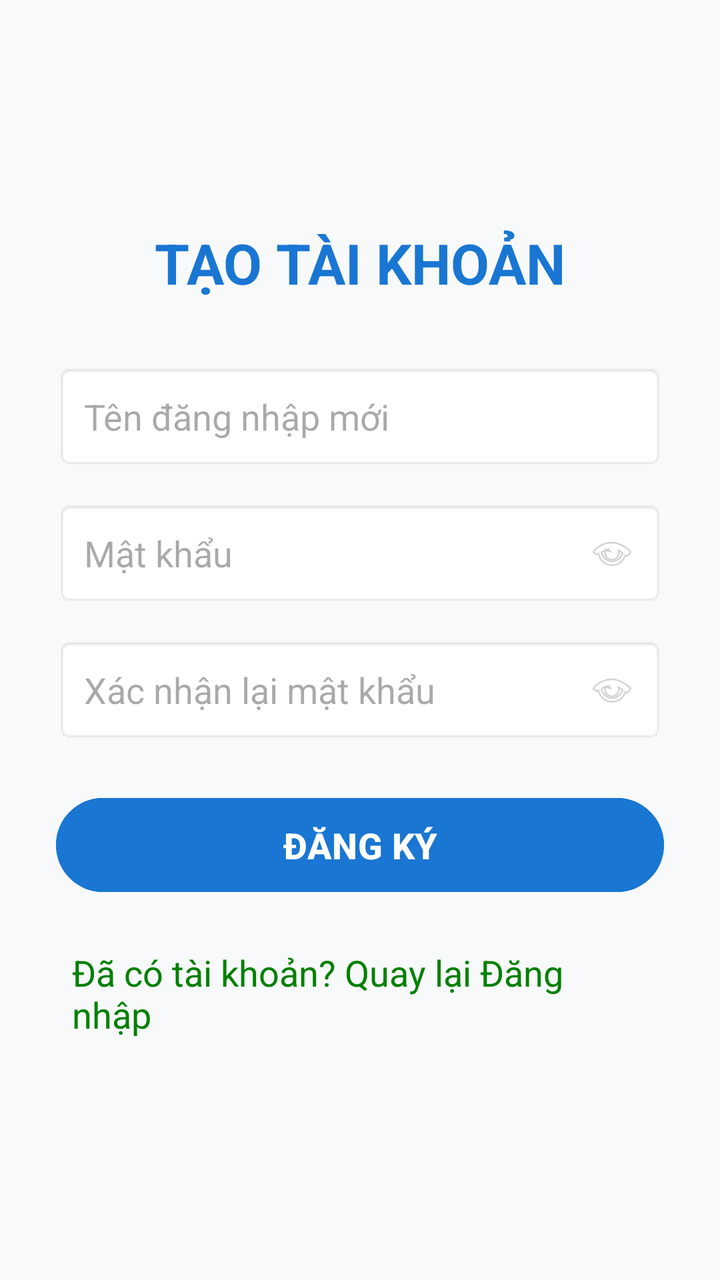
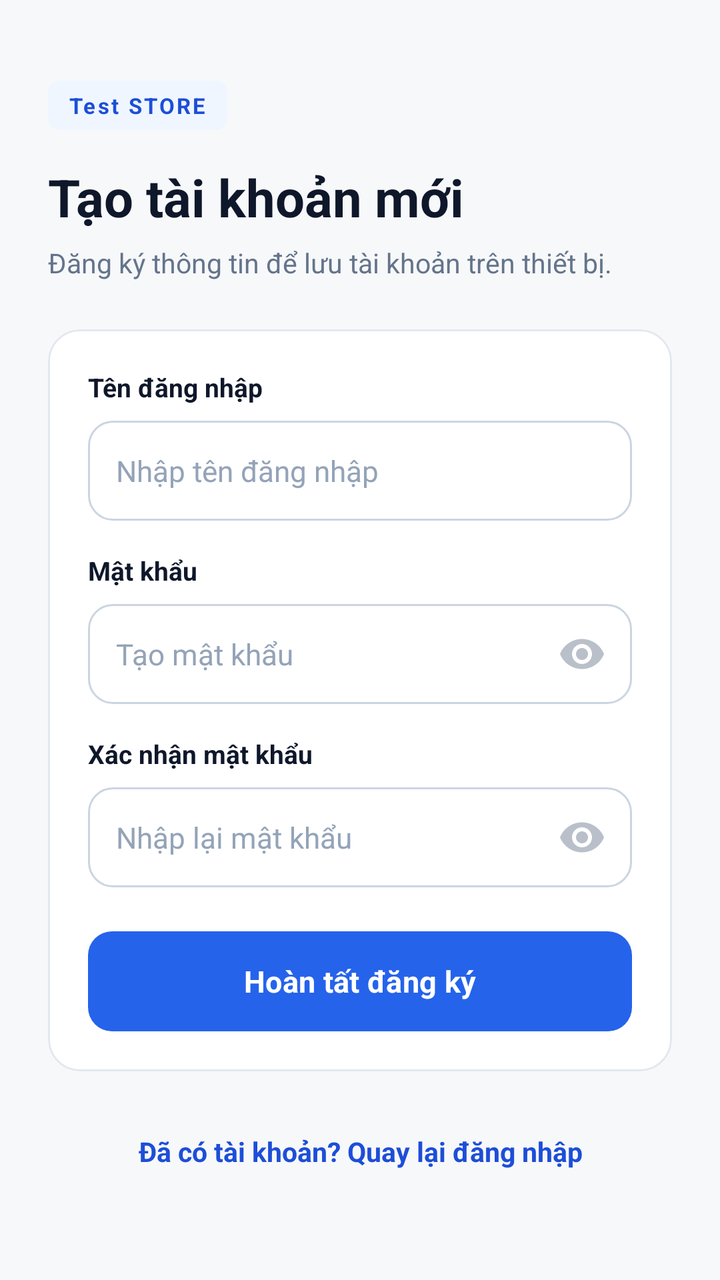

An Android layout rendered at two revisions. The XML below is the earlier revision; the diff shows what the commit changed to produce the second picture.
<!-- AndroidManifest.xml: application theme Theme.MyApplication -->
<!-- res/layout/activity_register.xml -->
<?xml version="1.0" encoding="utf-8"?>
<LinearLayout
    xmlns:android="http://schemas.android.com/apk/res/android"
    android:layout_width="match_parent"
    android:layout_height="match_parent"
    android:orientation="vertical"
    android:gravity="center"
    android:padding="28dp"
    android:background="#F8F9FA">

    <TextView
        android:layout_width="wrap_content"
        android:layout_height="wrap_content"
        android:text="TẠO TÀI KHOẢN"
        android:textSize="28sp"
        android:textStyle="bold"
        android:textColor="#1976D2"
        android:layout_marginBottom="32dp" />

    <EditText
        android:id="@+id/edtRegUser"
        android:layout_width="match_parent"
        android:layout_height="wrap_content"
        android:hint="Tên đăng nhập mới"
        android:padding="14dp"
        android:importantForAutofill="no"
        android:background="@android:drawable/editbox_background"
        android:layout_marginBottom="16dp" />

    
    <RelativeLayout
        android:layout_width="match_parent"
        android:layout_height="wrap_content"
        android:layout_marginBottom="16dp">

        <EditText
            android:id="@+id/edtRegPass"
            android:layout_width="match_parent"
            android:layout_height="wrap_content"
            android:hint="Mật khẩu"
            android:inputType="textPassword"
            android:padding="14dp"
            android:paddingEnd="45dp"
            android:importantForAutofill="no"
            android:background="@android:drawable/editbox_background" />

        <ImageView
            android:id="@+id/btnToggleRegPass"
            android:layout_width="40dp"
            android:layout_height="40dp"
            android:layout_alignParentEnd="true"
            android:layout_centerVertical="true"
            android:layout_marginEnd="6dp"
            android:padding="8dp"
            android:alpha="0.4"
            android:src="@android:drawable/ic_menu_view" />
    </RelativeLayout>

    
    <RelativeLayout
        android:layout_width="match_parent"
        android:layout_height="wrap_content"
        android:layout_marginBottom="24dp">

        <EditText
            android:id="@+id/edtRegConfirmPass"
            android:layout_width="match_parent"
            android:layout_height="wrap_content"
            android:hint="Xác nhận lại mật khẩu"
            android:inputType="textPassword"
            android:padding="14dp"
            android:paddingEnd="45dp"
            android:importantForAutofill="no"
            android:background="@android:drawable/editbox_background" />

        <ImageView
            android:id="@+id/btnToggleRegConfirmPass"
            android:layout_width="40dp"
            android:layout_height="40dp"
            android:layout_alignParentEnd="true"
            android:layout_centerVertical="true"
            android:layout_marginEnd="6dp"
            android:padding="8dp"
            android:alpha="0.4"
            android:src="@android:drawable/ic_menu_view" />
    </RelativeLayout>

    <Button
        android:id="@+id/btnRegister"
        android:layout_width="match_parent"
        android:layout_height="55dp"
        android:text="ĐĂNG KÝ"
        android:textSize="18sp"
        android:textStyle="bold"
        android:backgroundTint="#1976D2"
        android:layout_marginBottom="16dp" />

    <TextView
        android:id="@+id/tvBackToLogin"
        android:layout_width="wrap_content"
        android:layout_height="wrap_content"
        android:text="Đã có tài khoản? Quay lại Đăng nhập"
        android:textSize="18sp"
        android:textColor="#008000"
        android:padding="8dp" />

</LinearLayout>
<!-- resources referenced by this layout -->
<resources>
  <style name="Theme.MyApplication" parent="Base.Theme.MyApplication" />
  <style name="Base.Theme.MyApplication" parent="Theme.Material3.DayNight.NoActionBar">
          
          
      </style>
</resources>

<!-- the commit's change to res/layout/activity_register.xml (unified diff, before → after) -->
@@ -1,107 +1,205 @@
 <?xml version="1.0" encoding="utf-8"?>
-<LinearLayout
-    xmlns:android="http://schemas.android.com/apk/res/android"
+<ScrollView xmlns:android="http://schemas.android.com/apk/res/android"
+    xmlns:app="http://schemas.android.com/apk/res-auto"
+    xmlns:tools="http://schemas.android.com/tools"
+    android:id="@+id/rootRegister"
     android:layout_width="match_parent"
     android:layout_height="match_parent"
-    android:orientation="vertical"
-    android:gravity="center"
-    android:padding="28dp"
-    android:background="#F8F9FA">
-
-    <TextView
-        android:layout_width="wrap_content"
-        android:layout_height="wrap_content"
-        android:text="TẠO TÀI KHOẢN"
-        android:textSize="28sp"
-        android:textStyle="bold"
-        android:textColor="#1976D2"
-        android:layout_marginBottom="32dp" />
-
-    <EditText
-        android:id="@+id/edtRegUser"
+    android:background="@color/screen_background"
+    android:fillViewport="true"
+    android:fitsSystemWindows="true"
+    android:overScrollMode="never"
+    tools:ignore="HardcodedText,TextContrastCheck">
+
+    <LinearLayout
         android:layout_width="match_parent"
-        android:layout_height="wrap_content"
-        android:hint="Tên đăng nhập mới"
-        android:padding="14dp"
-        android:importantForAutofill="no"
-        android:background="@android:drawable/editbox_background"
-        android:layout_marginBottom="16dp" />
-
-    
-    <RelativeLayout
-        android:layout_width="match_parent"
-        android:layout_height="wrap_content"
-        android:layout_marginBottom="16dp">
-
-        <EditText
-            android:id="@+id/edtRegPass"
+        android:layout_height="match_parent"
+        android:gravity="center_vertical"
+        android:orientation="vertical"
+        android:paddingStart="24dp"
+        android:paddingTop="28dp"
+        android:paddingEnd="24dp"
+        android:paddingBottom="28dp">
+
+        <TextView
+            android:layout_width="wrap_content"
+            android:layout_height="wrap_content"
+            android:background="@drawable/bg_badge_primary"
+            android:letterSpacing="0.1"
+            android:paddingStart="10dp"
+            android:paddingTop="5dp"
+            android:paddingEnd="10dp"
+            android:paddingBottom="5dp"
+            android:text="Test STORE"
+            android:textColor="@color/primary_dark"
+            android:textSize="11sp"
+            android:textStyle="bold" />
+
+        <TextView
+            android:layout_width="wrap_content"
+            android:layout_height="wrap_content"
+            android:layout_marginTop="16dp"
+            android:text="Tạo tài khoản mới"
+            android:textColor="@color/ink"
+            android:textSize="26sp"
+            android:textStyle="bold" />
+
+        <TextView
+            android:layout_width="wrap_content"
+            android:layout_height="wrap_content"
+            android:layout_marginTop="6dp"
+            android:layout_marginBottom="24dp"
+            android:text="Đăng ký thông tin để lưu tài khoản trên thiết bị."
+            android:textColor="@color/text_secondary"
+            android:textSize="13.5sp" />
+
+        <com.google.android.material.card.MaterialCardView
             android:layout_width="match_parent"
             android:layout_height="wrap_content"
-            android:hint="Mật khẩu"
-            android:inputType="textPassword"
-            android:padding="14dp"
-            android:paddingEnd="45dp"
-            android:importantForAutofill="no"
-            android:background="@android:drawable/editbox_background" />
-
-        <ImageView
-            android:id="@+id/btnToggleRegPass"
-            android:layout_width="40dp"
-            android:layout_height="40dp"
-            android:layout_alignParentEnd="true"
-            android:layout_centerVertical="true"
-            android:layout_marginEnd="6dp"
-            android:padding="8dp"
-            android:alpha="0.4"
-            android:src="@android:drawable/ic_menu_view" />
-    </RelativeLayout>
-
-    
-    <RelativeLayout
-        android:layout_width="match_parent"
-        android:layout_height="wrap_content"
-        android:layout_marginBottom="24dp">
-
-        <EditText
-            android:id="@+id/edtRegConfirmPass"
+            app:cardBackgroundColor="@color/surface"
+            app:cardCornerRadius="16dp"
+            app:cardElevation="0dp"
+            app:strokeColor="@color/border"
+            app:strokeWidth="1dp">
+
+            <LinearLayout
+                android:layout_width="match_parent"
+                android:layout_height="wrap_content"
+                android:orientation="vertical"
+                android:padding="20dp">
+
+                <TextView
+                    android:layout_width="wrap_content"
+                    android:layout_height="wrap_content"
+                    android:layout_marginBottom="8dp"
+                    android:text="Tên đăng nhập"
+                    android:textColor="@color/ink"
+                    android:textSize="13sp"
+                    android:textStyle="bold" />
+
+                <EditText
+                    android:id="@+id/edtRegUser"
+                    android:layout_width="match_parent"
+                    android:layout_height="50dp"
+                    android:layout_marginBottom="16dp"
+                    android:background="@drawable/bg_input"
+                    android:hint="Nhập tên đăng nhập"
+                    android:importantForAutofill="no"
+                    android:inputType="text"
+                    android:paddingStart="14dp"
+                    android:paddingEnd="14dp"
+                    android:textColor="@color/ink"
+                    android:textColorHint="@color/text_tertiary"
+                    android:textSize="14.5sp" />
+
+                <TextView
+                    android:layout_width="wrap_content"
+                    android:layout_height="wrap_content"
+                    android:layout_marginBottom="8dp"
+                    android:text="Mật khẩu"
+                    android:textColor="@color/ink"
+                    android:textSize="13sp"
+                    android:textStyle="bold" />
+
+                <RelativeLayout
+                    android:layout_width="match_parent"
+                    android:layout_height="50dp"
+                    android:layout_marginBottom="16dp">
+
+                    <EditText
+                        android:id="@+id/edtRegPass"
+                        android:layout_width="match_parent"
+                        android:layout_height="match_parent"
+                        android:background="@drawable/bg_input"
+                        android:hint="Tạo mật khẩu"
+                        android:inputType="textPassword"
+                        android:paddingStart="14dp"
+                        android:paddingEnd="48dp"
+                        android:textColor="@color/ink"
+                        android:textColorHint="@color/text_tertiary"
+                        android:textSize="14.5sp" />
+
+                    <ImageView
+                        android:id="@+id/btnToggleRegPass"
+                        android:layout_width="48dp"
+                        android:layout_height="48dp"
+                        android:layout_alignParentEnd="true"
+                        android:layout_centerVertical="true"
+                        android:layout_marginEnd="1dp"
+                        android:alpha="0.45"
+                        android:contentDescription="Hiện hoặc ẩn mật khẩu"
+                        android:padding="12dp"
+                        android:src="@drawable/ic_eye_24"
+                        tools:ignore="TouchTargetSizeCheck" />
+                </RelativeLayout>
+
+                <TextView
+                    android:layout_width="wrap_content"
+                    android:layout_height="wrap_content"
+                    android:layout_marginBottom="8dp"
+                    android:text="Xác nhận mật khẩu"
+                    android:textColor="@color/ink"
+                    android:textSize="13sp"
+                    android:textStyle="bold" />
+
+                <RelativeLayout
+                    android:layout_width="match_parent"
+                    android:layout_height="50dp"
+                    android:layout_marginBottom="22dp">
+
+                    <EditText
+                        android:id="@+id/edtRegConfirmPass"
+                        android:layout_width="match_parent"
+                        android:layout_height="match_parent"
+                        android:background="@drawable/bg_input"
+                        android:hint="Nhập lại mật khẩu"
+                        android:inputType="textPassword"
+                        android:paddingStart="14dp"
+                        android:paddingEnd="48dp"
+                        android:textColor="@color/ink"
+                        android:textColorHint="@color/text_tertiary"
+                        android:textSize="14.5sp" />
+
+                    <ImageView
+                        android:id="@+id/btnToggleRegConfirmPass"
+                        android:layout_width="48dp"
+                        android:layout_height="48dp"
+                        android:layout_alignParentEnd="true"
+                        android:layout_centerVertical="true"
+                        android:layout_marginEnd="1dp"
+                        android:alpha="0.45"
+                        android:contentDescription="Hiện hoặc ẩn mật khẩu xác nhận"
+                        android:padding="12dp"
+                        android:src="@drawable/ic_eye_24"
+                        tools:ignore="TouchTargetSizeCheck" />
+                </RelativeLayout>
+
+                <com.google.android.material.button.MaterialButton
+                    android:id="@+id/btnRegister"
+                    android:layout_width="match_parent"
+                    android:layout_height="50dp"
+                    android:insetTop="0dp"
+                    android:insetBottom="0dp"
+                    android:text="Hoàn tất đăng ký"
+                    android:textAllCaps="false"
+                    android:textColor="@color/white"
+                    android:textSize="15sp"
+                    android:textStyle="bold"
+                    app:backgroundTint="@color/primary"
+                    app:cornerRadius="12dp" />
+            </LinearLayout>
+        </com.google.android.material.card.MaterialCardView>
+
+        <TextView
+            android:id="@+id/tvBackToLogin"
             android:layout_width="match_parent"
-            android:layout_height="wrap_content"
-            android:hint="Xác nhận lại mật khẩu"
-            android:inputType="textPassword"
-            android:padding="14dp"
-            android:paddingEnd="45dp"
-            android:importantForAutofill="no"
-            android:background="@android:drawable/editbox_background" />
-
-        <ImageView
-            android:id="@+id/btnToggleRegConfirmPass"
-            android:layout_width="40dp"
-            android:layout_height="40dp"
-            android:layout_alignParentEnd="true"
-            android:layout_centerVertical="true"
-            android:layout_marginEnd="6dp"
-            android:padding="8dp"
-            android:alpha="0.4"
-            android:src="@android:drawable/ic_menu_view" />
-    </RelativeLayout>
-
-    <Button
-        android:id="@+id/btnRegister"
-        android:layout_width="match_parent"
-        android:layout_height="55dp"
-        android:text="ĐĂNG KÝ"
-        android:textSize="18sp"
-        android:textStyle="bold"
-        android:backgroundTint="#1976D2"
-        android:layout_marginBottom="16dp" />
-
-    <TextView
-        android:id="@+id/tvBackToLogin"
-        android:layout_width="wrap_content"
-        android:layout_height="wrap_content"
-        android:text="Đã có tài khoản? Quay lại Đăng nhập"
-        android:textSize="18sp"
-        android:textColor="#008000"
-        android:padding="8dp" />
-
-</LinearLayout>
+            android:layout_height="48dp"
+            android:layout_marginTop="16dp"
+            android:gravity="center"
+            android:text="Đã có tài khoản? Quay lại đăng nhập"
+            android:textColor="@color/primary_dark"
+            android:textSize="13.5sp"
+            android:textStyle="bold" />
+
+    </LinearLayout>
+</ScrollView>
<!-- resource entries referenced after the edit -->
@@ -1,9 +1,64 @@
 <!-- resources referenced by this layout -->
 <resources>
+  <color name="border">#E2E8F0</color>
+  <color name="ink">#0F172A</color>
+  <color name="primary">#2563EB</color>
+  <color name="primary_dark">#1D4ED8</color>
+  <color name="screen_background">#F7F8FA</color>
+  <color name="surface">#FFFFFFFF</color>
+  <color name="text_secondary">#64748B</color>
+  <color name="text_tertiary">#94A3B8</color>
+  <color name="white">#FFFFFFFF</color>
+  <!-- drawable bg_badge_primary (drawable) -->
+  <?xml version="1.0" encoding="utf-8"?>
+  <shape xmlns:android="http://schemas.android.com/apk/res/android" android:shape="rectangle">
+      <solid android:color="@color/primary_soft" />
+      <corners android:radius="6dp" />
+  </shape>
+  <!-- drawable bg_input (drawable) -->
+  <?xml version="1.0" encoding="utf-8"?>
+  <selector xmlns:android="http://schemas.android.com/apk/res/android">
+      <item android:state_focused="true">
+          <shape android:shape="rectangle">
+              <solid android:color="@color/surface" />
+              <stroke android:width="2dp" android:color="@color/primary" />
+              <corners android:radius="12dp" />
+              <padding android:left="16dp" android:top="2dp" android:right="12dp" android:bottom="2dp" />
+          </shape>
+      </item>
+      <item>
+          <shape android:shape="rectangle">
+              <solid android:color="@color/surface" />
+              <stroke android:width="1dp" android:color="@color/border_strong" />
+              <corners android:radius="12dp" />
+              <padding android:left="16dp" android:top="2dp" android:right="12dp" android:bottom="2dp" />
+          </shape>
+      </item>
+  </selector>
+  <!-- drawable ic_eye_24 (drawable) -->
+  <?xml version="1.0" encoding="utf-8"?>
+  <vector xmlns:android="http://schemas.android.com/apk/res/android"
+      android:width="24dp"
+      android:height="24dp"
+      android:viewportWidth="24"
+      android:viewportHeight="24">
+      <path
+          android:fillColor="#64748B"
+          android:pathData="M12,4.5C7,4.5 2.73,7.61 1,12c1.73,4.39 6,7.5 11,7.5s9.27,-3.11 11,-7.5c-1.73,-4.39 -6,-7.5 -11,-7.5zM12,17c-2.76,0 -5,-2.24 -5,-5s2.24,-5 5,-5s5,2.24 5,5s-2.24,5 -5,5zM12,9c-1.66,0 -3,1.34 -3,3s1.34,3 3,3s3,-1.34 3,-3s-1.34,-3 -3,-3z" />
+  </vector>
   <style name="Theme.MyApplication" parent="Base.Theme.MyApplication" />
-  <style name="Base.Theme.MyApplication" parent="Theme.Material3.DayNight.NoActionBar">
-          
-          
+  <color name="primary_soft">#EFF6FF</color>
+  <color name="border_strong">#CBD5E1</color>
+  <style name="Base.Theme.MyApplication" parent="Theme.Material3.Light.NoActionBar">
+          <item name="colorPrimary">@color/primary</item>
+          <item name="colorOnPrimary">@color/white</item>
+          <item name="colorSurface">@color/surface</item>
+          <item name="android:fontFamily">sans-serif</item>
+          <item name="android:windowLightStatusBar">true</item>
+          <item name="android:statusBarColor">@color/screen_background</item>
+          <item name="android:navigationBarColor">@color/screen_background</item>
+          <item name="android:windowLightNavigationBar" tools:targetApi="27">true</item>
+          <item name="android:windowActionModeOverlay">true</item>
       </style>
 </resources>
 
